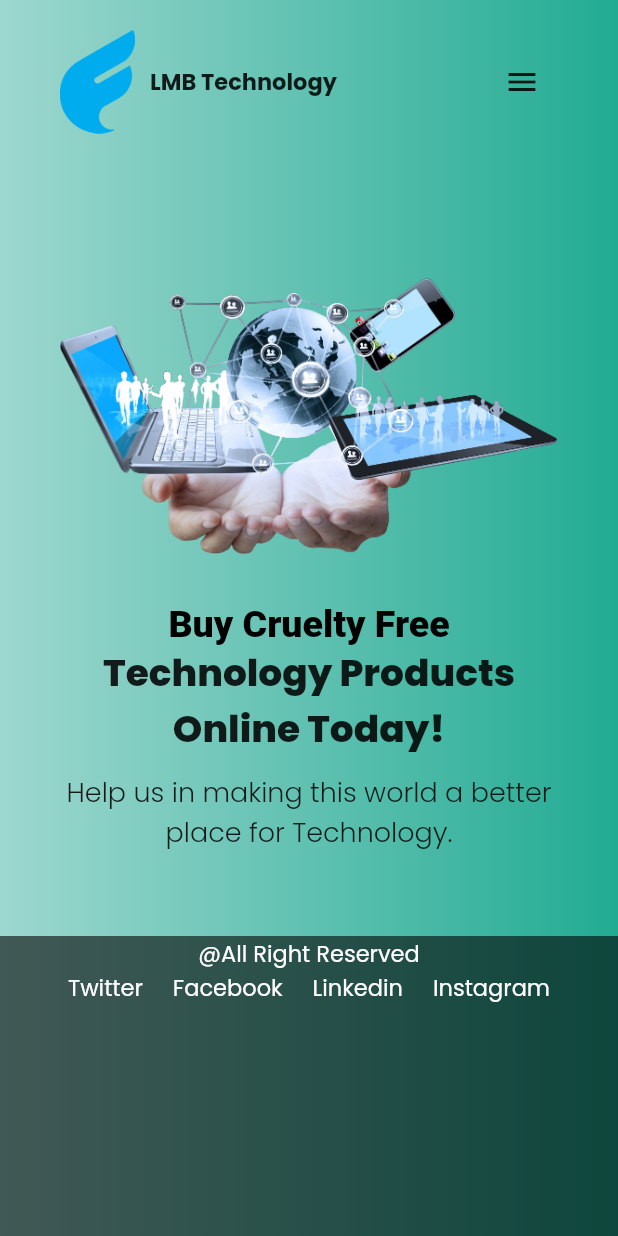
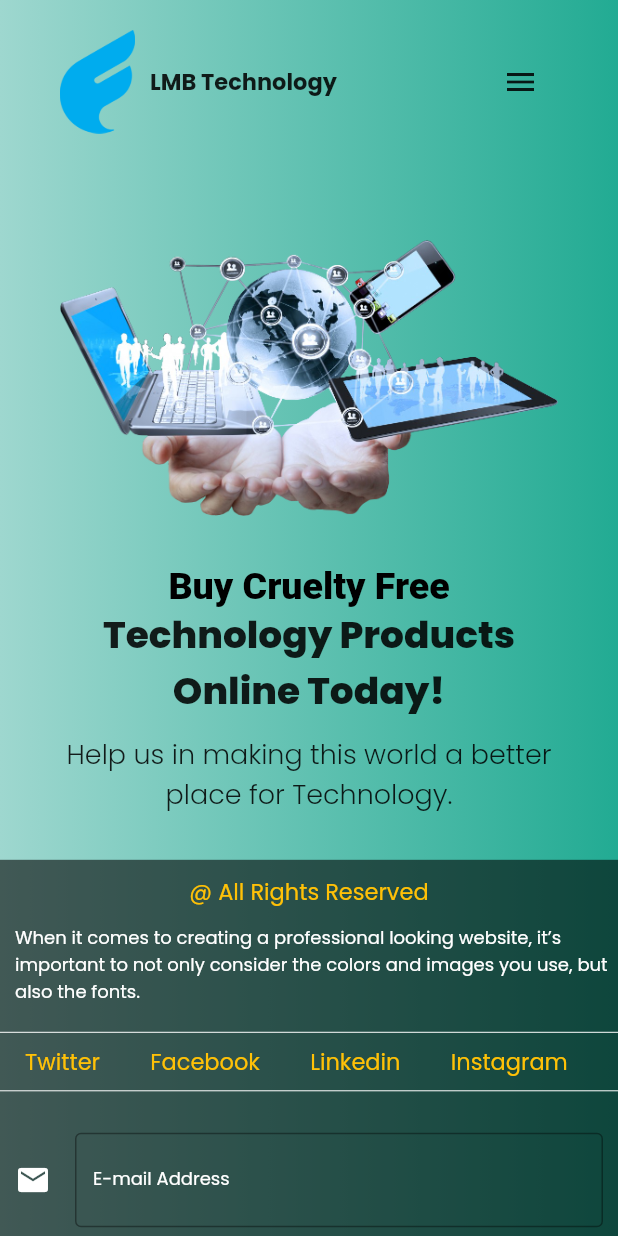
Before and after one commit to NiteshKumar223/lmb_web3, a Flutter app: the screen it shows after launch, on a phone screen of 412 x 824 dp. Run offline on Flutter 3.47's test engine with Material 2 defaults, Android fonts, the phone set to English and light mode, and no system bars; our stand-ins replace google_fonts.

Commit message:
3rd commit

```diff
--- a/lib/custom_ui/footer.dart
+++ b/lib/custom_ui/footer.dart
@@ -22,89 +22,139 @@ class DesktopFooter extends StatelessWidget {
   @override
   Widget build(BuildContext context) {
     return Container(
-      height: 220,
-      width: double.infinity,
       color: WebColors.footercolor,
       // margin: EdgeInsets.symmetric(vertical: 20, horizontal: 40),
       child: Row(
-        mainAxisAlignment: MainAxisAlignment.spaceEvenly,
+        mainAxisAlignment: MainAxisAlignment.start,
         children: <Widget>[
           Expanded(
               flex: 1,
-            child: Padding(
+              child: Column(
+                children: [
+                  Text(
+                    '@ All Rights Reserved',
+                    style: TextStyle(color: Colors.amber, fontSize: 15),
+                  ),
+                  SizedBox(height: 20),
+                  Padding(
                     padding: const EdgeInsets.only(left: 10),
                     child: Text(
-                'All Right Reserved',
-                style: TextStyle(
-                  color: WebColors.txtcolor,
-                  fontSize: 15
+                      'When it comes to creating a professional looking website, it’s important to not only consider the colors and images you use, but also the fonts.',
+                      style: TextStyle(color: WebColors.txtcolor, fontSize: 15),
                     ),
                   ),
-            )
-          ),
-
-          Expanded(
-            flex: 1,
-            child: Row(
+                  SizedBox(height: 20),
+                  Row(
+                    mainAxisAlignment: MainAxisAlignment.spaceEvenly,
                     children: <Widget>[
                       NavItem(
                         title: 'Twitter',
                         tapEvent: () {},
                       ),
-
+                      // SizedBox(height: 20),
                       NavItem(
                         title: 'Facebook',
                         tapEvent: () {},
                       ),
-
+                      // SizedBox(height: 20),
                       NavItem(
                         title: 'Linkedin',
                         tapEvent: () {},
                       ),
-
+                      // SizedBox(height: 20),
                       NavItem(
                         title: 'Instagram',
                         tapEvent: () {},
                       ),
                     ],
                   )
-          ),
+                ],
+              )),
+          // Expanded(
+          //     flex: 1,
+          //     child: Column(
+          //       children: <Widget>[
+          //         NavItem(
+          //           title: 'Twitter',
+          //           tapEvent: () {},
+          //         ),
+          //         SizedBox(height: 20),
+          //         NavItem(
+          //           title: 'Facebook',
+          //           tapEvent: () {},
+          //         ),
+          //         SizedBox(height: 20),
+          //         NavItem(
+          //           title: 'Linkedin',
+          //           tapEvent: () {},
+          //         ),
+          //         SizedBox(height: 20),
+          //         NavItem(
+          //           title: 'Instagram',
+          //           tapEvent: () {},
+          //         ),
+          //       ],
+          //     )),
           Expanded(
-            flex: 1,
+            // flex: 1,
+            child: Container(
+              child: Padding(
+                padding: const EdgeInsets.only(right: 10),
                 child: Column(
-                      // crossAxisAlignment: CrossAxisAlignment.end,
+                  crossAxisAlignment: CrossAxisAlignment.center,
                   children: [
-                        TextFormField(
+                    SizedBox(height: 10),
+                    TextField(
                         maxLines: 1,
                         decoration: InputDecoration(
+                            icon: Icon(Icons.email, color: WebColors.txtcolor),
+                            border: OutlineInputBorder(),
                             hintText: 'you@example.com',
-                          hintStyle: TextStyle(color: Color.fromARGB(44, 255, 255, 255), fontSize: 12),
+                            hintStyle: TextStyle(
+                                color: Color.fromARGB(44, 255, 255, 255),
+                                fontSize: 15),
                             labelText: 'E-mail Address',
-                          labelStyle: TextStyle(color: WebColors.txtcolor, fontSize: 12)
-                        )),
-                        TextFormField(
+                            labelStyle: TextStyle(
+                                color: WebColors.txtcolor, fontSize: 15))),
+                    SizedBox(height: 10),
+                    TextField(
                         maxLines: 1,
                         decoration: InputDecoration(
+                            icon: Icon(Icons.person, color: WebColors.txtcolor),
+                            border: OutlineInputBorder(),
                             hintText: 'Name',
-                          hintStyle: TextStyle(color: Color.fromARGB(44, 255, 255, 255), fontSize: 12),
+                            hintStyle: TextStyle(
+                                color: Color.fromARGB(44, 255, 255, 255),
+                                fontSize: 15),
                             labelText: 'Name',
-                          labelStyle: TextStyle(color: WebColors.txtcolor, fontSize: 12)
-                        )),
-                        TextFormField(
+                            labelStyle: TextStyle(
+                                color: WebColors.txtcolor, fontSize: 15))),
+                    SizedBox(height: 10),
+                    TextField(
                         maxLines: 1,
                         decoration: InputDecoration(
+                            icon:
+                                Icon(Icons.message, color: WebColors.txtcolor),
+                            border: OutlineInputBorder(),
                             hintText: 'Message',
-                          hintStyle: TextStyle(color: Color.fromARGB(44, 255, 255, 255), fontSize: 12),
+                            hintStyle: TextStyle(
+                                color: Color.fromARGB(44, 255, 255, 255),
+                                fontSize: 15),
                             labelText: 'Message',
-                          labelStyle: TextStyle(color: WebColors.txtcolor, fontSize: 12)
-                        )),
+                            labelStyle: TextStyle(
+                                color: WebColors.txtcolor, fontSize: 15))),
                     SizedBox(height: 10),
                     MainButton(
                       title: 'Submit',
                       color: WebColors.bgcolor1,
                       tapEvent: () {},
+                    ),
+                    SizedBox(
+                      height: 10,
                     )
                   ],
+                ),
+              ),
             ),
           ),
         ],
@@ -121,43 +171,118 @@ class MobileFooter extends StatelessWidget {
   @override
   Widget build(BuildContext context) {
     return Container(
-      height: 200,
       width: double.infinity,
       color: WebColors.footercolor,
       // margin: EdgeInsets.symmetric(vertical: 20, horizontal: 40),
       child: Column(
+        crossAxisAlignment: CrossAxisAlignment.center,
         children: <Widget>[
+          SizedBox(height: 10),
           Text(
-            '@All Right Reserved',
-            style: TextStyle(
-              color: WebColors.txtcolor,
-              fontSize: 15
+            '@ All Rights Reserved',
+            style: TextStyle(color: Colors.amber, fontSize: 15),
+          ),
+          SizedBox(height: 10),
+          Padding(
+            padding: const EdgeInsets.only(left: 10),
+            child: Text(
+              'When it comes to creating a professional looking website, it’s important to not only consider the colors and images you use, but also the fonts.',
+              style: TextStyle(color: WebColors.txtcolor, fontSize: 12),
             ),
           ),
+          SizedBox(height: 10),
           Wrap(
-            alignment: WrapAlignment.center,
+            alignment: WrapAlignment.spaceEvenly,
             children: <Widget>[
+              Divider(
+                color: Colors.white,
+              ),
+              SizedBox(height: 10),
               NavItem(
                 title: 'Twitter',
                 tapEvent: () {},
               ),
-
+              SizedBox(height: 10),
               NavItem(
                 title: 'Facebook',
                 tapEvent: () {},
               ),
-
+              SizedBox(height: 10),
               NavItem(
                 title: 'Linkedin',
                 tapEvent: () {},
               ),
-
+              SizedBox(height: 10),
               NavItem(
                 title: 'Instagram',
                 tapEvent: () {},
               ),
+              SizedBox(height: 10),
             ],
+          ),
+          Divider(
+            color: Colors.white,
+          ),
+          SizedBox(height: 10),
+          Padding(
+            padding: const EdgeInsets.all(10.0),
+            child: Wrap(
+              alignment: WrapAlignment.center,
+              children: [
+                Padding(
+                  padding: const EdgeInsets.only(bottom: 10),
+                  child: TextField(
+                      maxLines: 1,
+                      decoration: InputDecoration(
+                          icon: Icon(Icons.email, color: WebColors.txtcolor),
+                          border: OutlineInputBorder(),
+                          hintText: 'you@example.com',
+                          hintStyle: TextStyle(
+                              color: Color.fromARGB(44, 255, 255, 255),
+                              fontSize: 15),
+                          labelText: 'E-mail Address',
+                          labelStyle: TextStyle(
+                              color: WebColors.txtcolor, fontSize: 12))),
+                ),
+                Padding(
+                  padding: const EdgeInsets.only(bottom: 10),
+                  child: TextField(
+                      maxLines: 1,
+                      decoration: InputDecoration(
+                          icon: Icon(Icons.person, color: WebColors.txtcolor),
+                          border: OutlineInputBorder(),
+                          hintText: 'Name',
+                          hintStyle: TextStyle(
+                              color: Color.fromARGB(44, 255, 255, 255),
+                              fontSize: 15),
+                          labelText: 'Name',
+                          labelStyle: TextStyle(
+                              color: WebColors.txtcolor, fontSize: 12))),
+                ),
+                Padding(
+                  padding: const EdgeInsets.only(bottom: 10),
+                  child: TextField(
+                      maxLines: 1,
+                      decoration: InputDecoration(
+                          icon: Icon(Icons.message, color: WebColors.txtcolor),
+                          border: OutlineInputBorder(),
+                          hintText: 'Message',
+                          hintStyle: TextStyle(
+                              color: Color.fromARGB(44, 255, 255, 255),
+                              fontSize: 15),
+                          labelText: 'Message',
+                          labelStyle: TextStyle(
+                              color: WebColors.txtcolor, fontSize: 12))),
+                ),
+                SizedBox(height: 10),
+                MainButton(
+                  title: 'Submit',
+                  color: WebColors.bgcolor1,
+                  tapEvent: () {},
                 )
+              ],
+            ),
+          ),
         ],
       ),
     );
@@ -165,11 +290,8 @@ class MobileFooter extends StatelessWidget {
 }
 
 class NavItem extends StatelessWidget {
-  const NavItem({
-    Key? key,
-    required this.title,
-    required this.tapEvent
-  }) : super(key: key);
+  const NavItem({Key? key, required this.title, required this.tapEvent})
+      : super(key: key);
 
   final String title;
   final GestureTapCallback tapEvent;
@@ -179,16 +301,13 @@ class NavItem extends StatelessWidget {
     return InkWell(
       onTap: tapEvent,
       hoverColor: Colors.transparent,
-      child: Padding(
-        padding: EdgeInsets.symmetric(horizontal: 10),
+      // child: Padding(
+      // padding: EdgeInsets.symmetric(horizontal: 10),
       child: Text(
         title,
-          style: TextStyle(
-            color: WebColors.txtcolor,
-            fontSize: 15
+        style: TextStyle(color: Colors.amber, fontSize: 15),
       ),
-        ),
-      ),
+      // ),
     );
   }
 }
--- a/lib/custom_ui/header.dart
+++ b/lib/custom_ui/header.dart
@@ -58,11 +58,14 @@ class Header extends StatelessWidget {
             ),
 
           if (isMobile(context))
-            IconButton(
-              icon: Icon(Icons.menu),
-              onPressed: () {
-                Scaffold.of(context).openEndDrawer();
-              }
+            Padding(
+              padding: const EdgeInsets.only(right: 1),
+              child: IconButton(
+                icon: Icon(Icons.menu),
+                onPressed: () {
+                  Scaffold.of(context).openEndDrawer();
+                }
+              ),
             )
         ],
       ),
--- a/lib/custom_ui/main_button.dart
+++ b/lib/custom_ui/main_button.dart
@@ -21,7 +21,7 @@ class MainButton extends StatelessWidget {
         onPressed: tapEvent,
         style: ButtonStyle(
           backgroundColor: MaterialStateProperty.all<Color>(color),
-          padding: MaterialStateProperty.all(EdgeInsets.symmetric(horizontal: 35, vertical: 15))
+          padding: MaterialStateProperty.all(EdgeInsets.symmetric(horizontal: 30, vertical: 15))
         ),
         child: Text(
           title,
```
Lines whose indentation alone changed are shown as unchanged.
